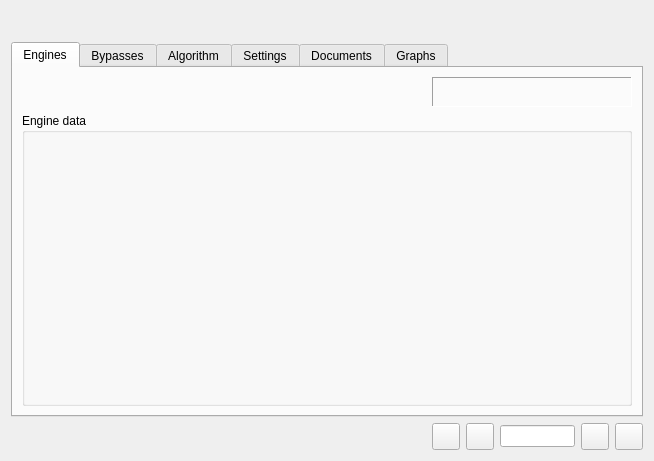
Qt form gtes_starts/appforms/form_data_input.ui (olgerd27/gtes_starts) before a commit.
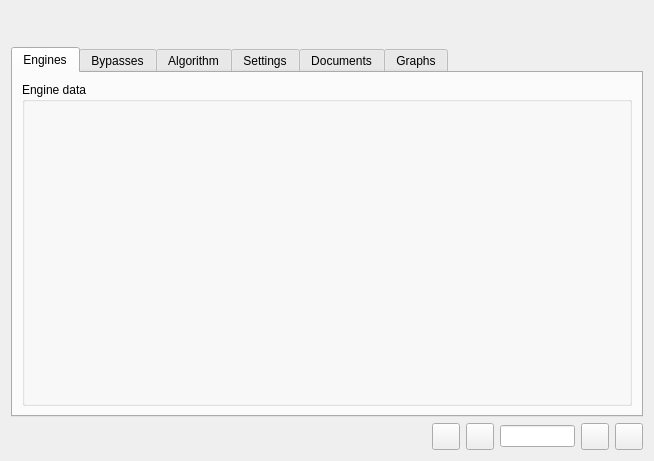
The same form after that commit. Icons and pictures are not drawn. Custom widgets are drawn as their Qt base class.

Commit message: Move the "model change type" label to outside of tab widget (near by the "engine name" label).

```diff
--- a/gtes_starts/appforms/form_data_input.ui
+++ b/gtes_starts/appforms/form_data_input.ui
@@ -13,13 +13,15 @@
   <property name="windowTitle">
    <string>Form</string>
   </property>
-  <layout class="QVBoxLayout" name="verticalLayout">
+  <layout class="QVBoxLayout" name="verticalLayout_2">
+   <item>
+    <layout class="QHBoxLayout" name="horizontalLayout_2">
    <item>
     <widget class="QLabel" name="m_lblEngineName">
      <property name="minimumSize">
       <size>
        <width>0</width>
-       <height>25</height>
+         <height>30</height>
       </size>
      </property>
      <property name="font">
@@ -39,32 +41,6 @@
     </widget>
    </item>
    <item>
-    <widget class="QTabWidget" name="m_tabWidget">
-     <property name="locale">
-      <locale language="Russian" country="Ukraine"/>
-     </property>
-     <property name="tabPosition">
-      <enum>QTabWidget::North</enum>
-     </property>
-     <property name="currentIndex">
-      <number>0</number>
-     </property>
-     <property name="iconSize">
-      <size>
-       <width>18</width>
-       <height>18</height>
-      </size>
-     </property>
-     <widget class="QWidget" name="tab_engines">
-      <attribute name="icon">
-       <iconset resource="../images_resources.qrc">
-        <normaloff>:/images/turbina.png</normaloff>:/images/turbina.png</iconset>
-      </attribute>
-      <attribute name="title">
-       <string>Engines</string>
-      </attribute>
-      <layout class="QGridLayout" name="gridLayout">
-       <item row="0" column="0">
         <spacer name="horizontalSpacer">
          <property name="orientation">
           <enum>Qt::Horizontal</enum>
@@ -77,7 +53,7 @@
          </property>
         </spacer>
        </item>
-       <item row="0" column="1">
+     <item>
         <widget class="MChTypeLabel" name="m_lblModelChangeType">
          <property name="sizePolicy">
           <sizepolicy hsizetype="Preferred" vsizetype="Maximum">
@@ -98,18 +74,40 @@
            <bold>true</bold>
           </font>
          </property>
-         <property name="frameShape">
-          <enum>QFrame::Panel</enum>
-         </property>
-         <property name="frameShadow">
-          <enum>QFrame::Sunken</enum>
-         </property>
          <property name="alignment">
           <set>Qt::AlignCenter</set>
          </property>
         </widget>
        </item>
-       <item row="1" column="0" colspan="2">
+    </layout>
+   </item>
+   <item>
+    <widget class="QTabWidget" name="m_tabWidget">
+     <property name="locale">
+      <locale language="Russian" country="Ukraine"/>
+     </property>
+     <property name="tabPosition">
+      <enum>QTabWidget::North</enum>
+     </property>
+     <property name="currentIndex">
+      <number>0</number>
+     </property>
+     <property name="iconSize">
+      <size>
+       <width>18</width>
+       <height>18</height>
+      </size>
+     </property>
+     <widget class="QWidget" name="tab_engines">
+      <attribute name="icon">
+       <iconset resource="../images_resources.qrc">
+        <normaloff>:/images/turbina.png</normaloff>:/images/turbina.png</iconset>
+      </attribute>
+      <attribute name="title">
+       <string>Engines</string>
+      </attribute>
+      <layout class="QVBoxLayout" name="verticalLayout">
+       <item>
         <widget class="QGroupBox" name="m_gboxEngineData">
          <property name="locale">
           <locale language="Russian" country="Ukraine"/>
```
Lines whose indentation alone changed are shown as unchanged. The commit also changes 2 other files.
